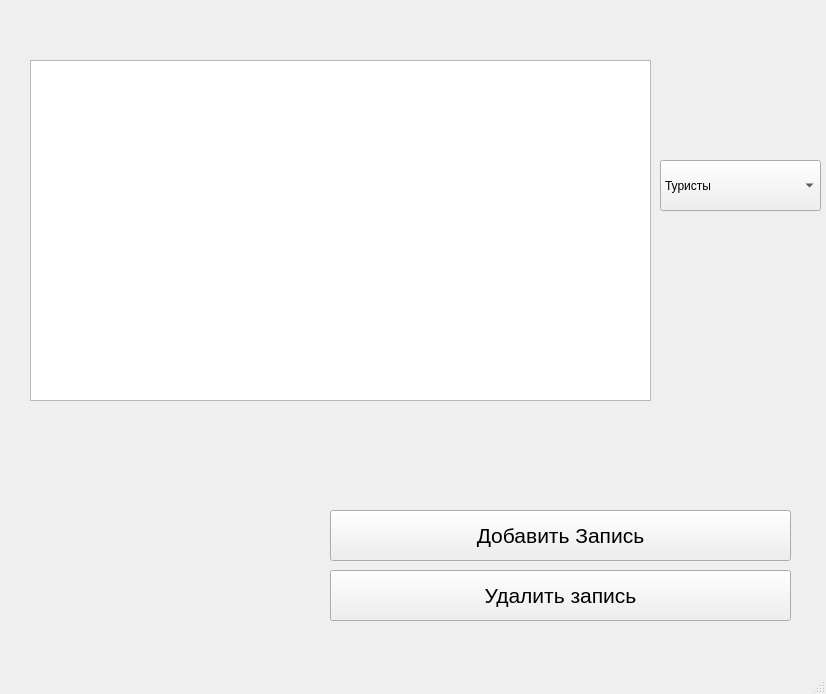
Qt form GlavMenu.ui (XxArlekIn0xX/Praktika13) before a commit.
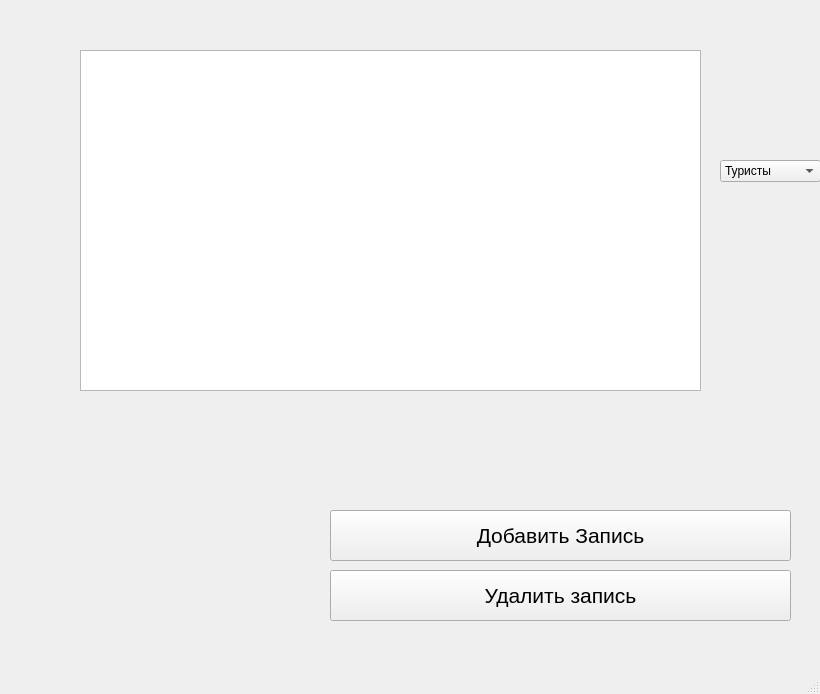
The same form after that commit. Icons and pictures are not drawn.

What changed in the file:
```diff
--- a/GlavMenu.ui
+++ b/GlavMenu.ui
@@ -6,7 +6,7 @@
    <rect>
     <x>0</x>
     <y>0</y>
-    <width>826</width>
+    <width>820</width>
     <height>694</height>
    </rect>
   </property>
@@ -17,8 +17,8 @@
    <widget class="QTableWidget" name="tableWidget">
     <property name="geometry">
      <rect>
-      <x>30</x>
-      <y>60</y>
+      <x>80</x>
+      <y>50</y>
       <width>621</width>
       <height>341</height>
      </rect>
@@ -61,10 +61,10 @@
    <widget class="QComboBox" name="comboBox">
     <property name="geometry">
      <rect>
-      <x>660</x>
+      <x>720</x>
       <y>160</y>
-      <width>161</width>
-      <height>51</height>
+      <width>101</width>
+      <height>22</height>
      </rect>
     </property>
     <item>
```
Left out of the diff: 2 changed lines with no effect on the pictures.
